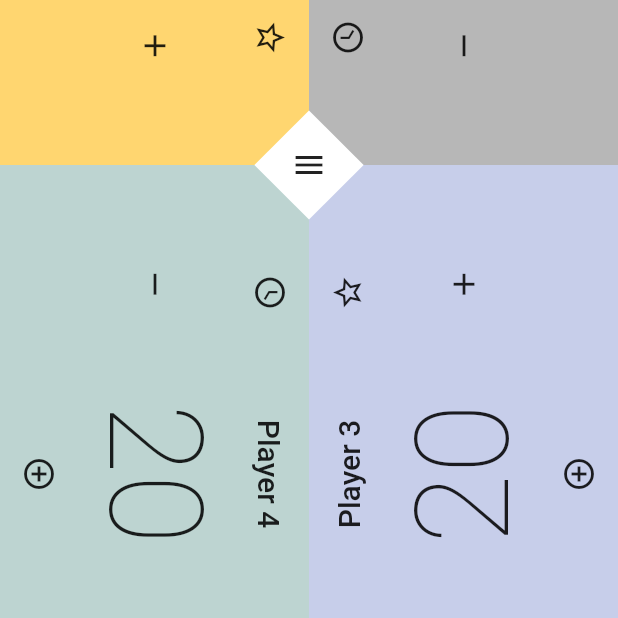
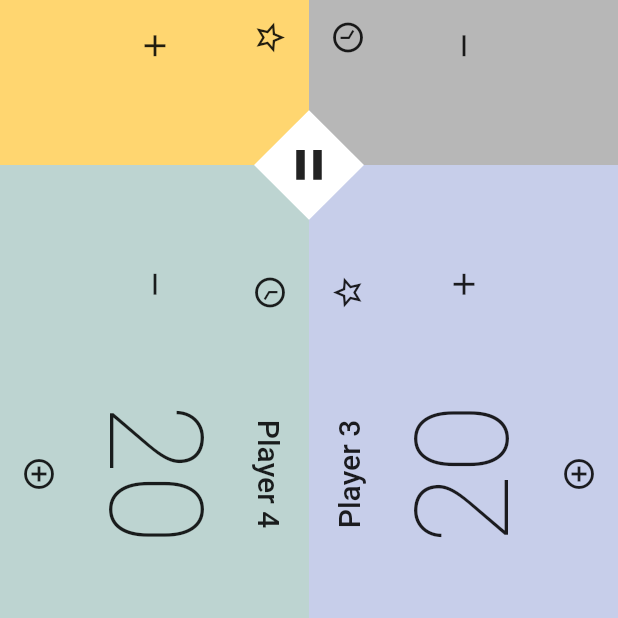
Before and after one commit to Akurom/mtg_roulette, a Flutter app: the screen it shows after launch, after a tap on the "remove" icon, after a tap on the "add" icon, after a tap on "PLAY!", on a phone screen of 412 x 824 dp, the part 453-1071 px from its top. Run offline on Flutter 3.47's test engine with Material 2 defaults, Android fonts, the phone set to English and light mode, and no system bars; Roboto replaces fonts that are missing (Oswald).

Commit message:
added main menu animations

```diff
--- /dev/null
+++ b/lib/commands/toggle_menu_command.dart
@@ -0,0 +1,9 @@
+
+import 'package:mtg_roulette/commands/base_command.dart';
+
+class ToggleMenuCommand extends BaseCommand {
+
+  void run() {
+    gameModel.toggleMenu();
+  }
+}
--- a/lib/models/game_model.dart
+++ b/lib/models/game_model.dart
@@ -12,6 +12,9 @@ class GameModel extends ChangeNotifier {
   late List<PlayerModel> _players = []; // not final ? when a player dies must remove it ?
   late final int _nbPlayers;
   late final int _initialLifeCount;
+  bool _isMenuOpen = false;
+
+
 
   GameModel();
 
@@ -32,4 +35,15 @@ class GameModel extends ChangeNotifier {
 
 
   get players => _players;
+
+
+
+  void toggleMenu() {
+    _isMenuOpen = !_isMenuOpen;
+    // todo pause clocks
+    print (_isMenuOpen);
+    notifyListeners();
+  }
+
+  bool get isMenuOpen => _isMenuOpen;
 }
--- a/lib/views/commons/center_button.dart
+++ b/lib/views/commons/center_button.dart
@@ -1,43 +1,171 @@
-
 import 'package:flutter/material.dart';
+import 'package:mtg_roulette/commands/toggle_menu_command.dart';
+import 'package:mtg_roulette/models/game_model.dart';
 import 'package:mtg_roulette/tools/tools.dart';
 
 import 'package:mtg_roulette/constants/colors.dart';
 
+import 'package:provider/provider.dart';
 
-class CenterButton extends StatelessWidget {
-
+class CenterButton extends StatefulWidget {
   final double? top;
   final double? left;
+
   const CenterButton({this.top, this.left});
 
   @override
+  State<CenterButton> createState() => _CenterButtonState();
+}
+
+class _CenterButtonState extends State<CenterButton> with SingleTickerProviderStateMixin {
+  late AnimationController _animationController;
+  bool isPlaying = false;
+
+  @override
+  void initState() {
+    _animationController = AnimationController(vsync: this, duration: Duration(milliseconds: 450));
+    super.initState();
+  }
+
+  @override
+  void dispose() {
+    _animationController.dispose();
+    super.dispose();
+  }
+
+  void _handleClicked() {
+    setState(() {
+      isPlaying = !isPlaying;
+      isPlaying ? _animationController.forward() : _animationController.reverse();
+    });
+    ToggleMenuCommand().run();
+  }
+
+  @override
   Widget build(BuildContext context) {
+    // ugly ?
+    double _top = widget.top ?? getScreenHeight(context) / 2;
+    double _left = widget.left ?? getScreenWidth(context) / 2;
 
-    // ugly ?
-    double _top = top ?? getScreenHeight(context) / 2;
-    double _left = left ?? getScreenWidth(context) / 2;
+    double w = getScreenWidth(context) / 8;
+    double h = getScreenWidth(context) / 8;
 
-    return Positioned(
-      top: _top - getScreenWidth(context) / 16,
-      left: _left - getScreenWidth(context) / 16,
+    return Stack(
+      children: [
+        // --------- Menu elements
+        AnimatedMenuElement(
+          w: w,
+          h: h,
+          color: AppColors.white,
+          defaultLeft: _left - w / 2,
+          defaultTop: _top - w / 2,
+          openLeft: _left / 2 - w / 2,
+          openTop: _top - w / 2,
+        ),
+        AnimatedMenuElement(
+          w: w,
+          h: h,
+          color: AppColors.white,
+          defaultLeft: _left - w / 2,
+          defaultTop: _top - w / 2,
+          openLeft: _left + _left / 2 - w / 2,
+          openTop: _top - w / 2,
+        ),
+        // ---------------------
+
+        Positioned(
+          top: _top - h / 2,
+          left: _left - w / 2,
           child: RotationTransition(
             turns: new AlwaysStoppedAnimation(45 / 360),
+            child: GestureDetector(
+              onTap: () {
+                _handleClicked();
+              },
               child: Container(
-          width: getScreenWidth(context) / 8,
-          height: getScreenWidth(context) / 8,
+                width: w,
+                height: h,
                 decoration: BoxDecoration(
                   color: AppColors.centerButton,
                   //border: Border.all(),
                 ),
                 child: RotationTransition(
                   turns: new AlwaysStoppedAnimation(-45 / 360),
-            child: Icon(
-              Icons.menu,
+                  child: Align(
+                    alignment: Alignment.center,
+                    child: AnimatedIcon(
+                      icon: AnimatedIcons.pause_play,
+                      progress: _animationController,
+                      size: 34, // todo set size from themeData
                     ),
                   ),
                 ),
               ),
+            ),
+          ),
+        ),
+      ],
     );
   }
 }
+
+class AnimatedMenuElement extends StatefulWidget {
+  final double w;
+  final double h;
+  final Color color;
+  final double defaultTop;
+  final double defaultLeft;
+  final double openTop;
+  final double openLeft;
+
+  AnimatedMenuElement({
+    Key? key,
+    required this.w,
+    required this.h,
+    this.color = AppColors.white,
+    required this.defaultTop,
+    required this.defaultLeft,
+    required this.openTop,
+    required this.openLeft,
+  }) : super(key: key);
+
+  @override
+  State<AnimatedMenuElement> createState() => _AnimatedMenuElementState();
+}
+
+class _AnimatedMenuElementState extends State<AnimatedMenuElement> {
+  late double _top, _left;
+
+  @override
+  void initState() {
+    _top = widget.defaultTop;
+    _left = widget.defaultLeft;
+    super.initState();
+  }
+
+  // todo provider to detect parent clicked ?
+
+  @override
+  Widget build(BuildContext context) {
+    return Consumer<GameModel>(
+      builder: (context, game, child) {
+        return AnimatedPositioned(
+          top: (game.isMenuOpen) ? widget.openTop : _top,
+          left: (game.isMenuOpen) ? widget.openLeft : _left,
+          width: widget.w,
+          height: widget.h,
+          duration: Duration(milliseconds: 500),
+          curve: Curves.fastOutSlowIn,
+          child: RotationTransition(
+            turns: new AlwaysStoppedAnimation(-45 / 360),
+            child: Container(
+              decoration: BoxDecoration(
+                color: widget.color,
+              ),
+            ),
+          ),
+        );
+      },
+    );
+  }
+}
```
Lines whose indentation alone changed are shown as unchanged.
